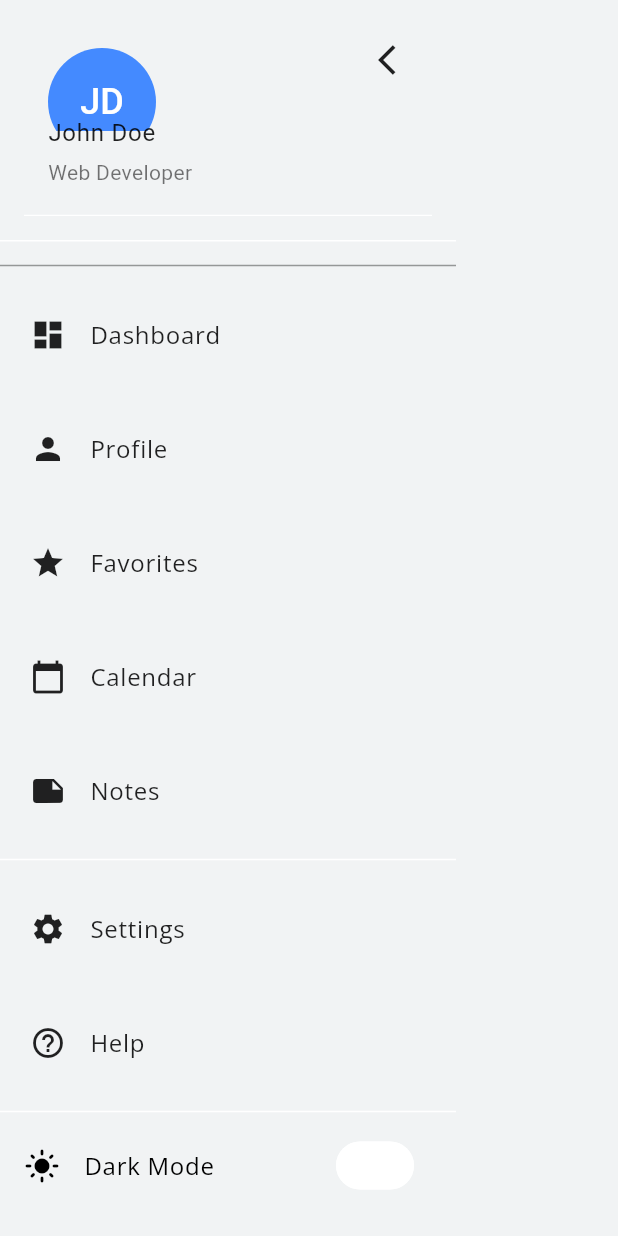
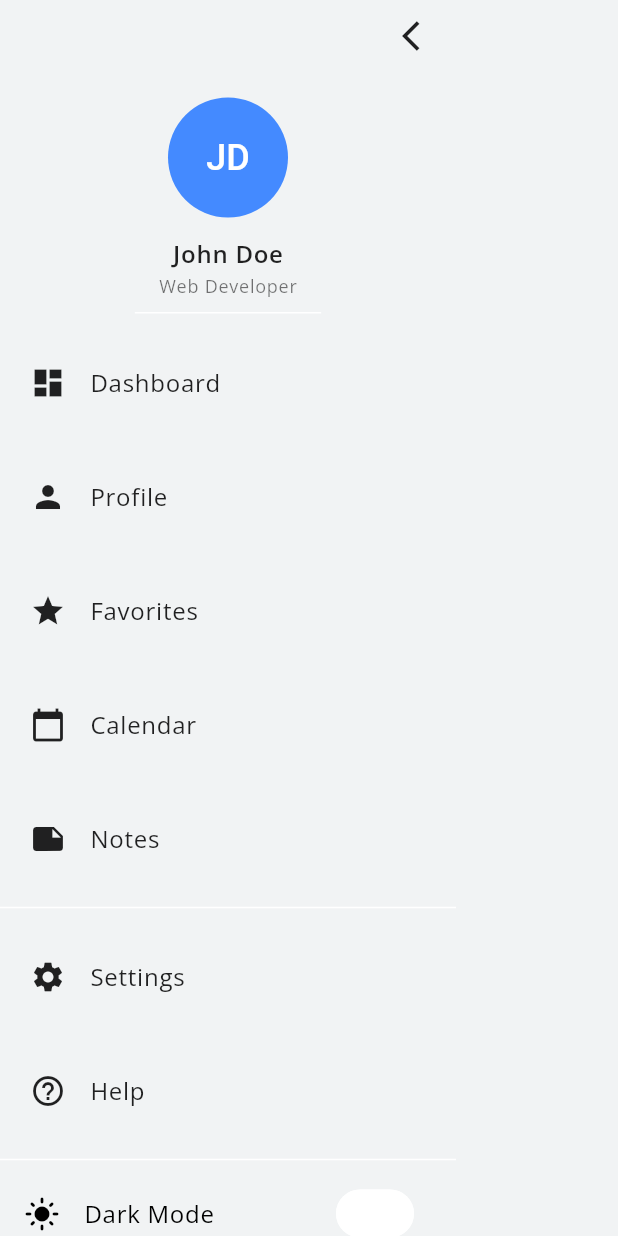
Before and after one commit to Abdirahmannor/task_manager_app, a Flutter app: the SidebarDrawer widget shown alone on an empty page, opened directly with empty values, on a phone screen of 412 x 824 dp. Run offline on Flutter 3.47's test engine with Material 3 defaults, Android fonts, the light colour scheme and no system bars; our stand-ins replace google_fonts, hive, hive_flutter, sqflite, table_calendar; missing offline and left inert: bitsdojo_window, window_manager; accounts and stored records are empty.

Commit message:
Version 3.1: Resolved overflow issue and centered sidebar content with scrollable layout

```diff
--- a/lib/ui/widgets/sidebar_drawer.dart
+++ b/lib/ui/widgets/sidebar_drawer.dart
@@ -13,8 +13,7 @@ class SidebarDrawer extends StatefulWidget {
 }
 
 class _SidebarDrawerState extends State<SidebarDrawer> {
-  bool isCollapsed =
-      false; // For handling the back arrow collapse functionality
+  bool isCollapsed = false;
 
   @override
   Widget build(BuildContext context) {
@@ -22,65 +21,18 @@ class _SidebarDrawerState extends State<SidebarDrawer> {
     final isDarkMode = Theme.of(context).brightness == Brightness.dark;
 
     return Drawer(
-      backgroundColor:
-          Theme.of(context).colorScheme.surface, // Unified background
+      backgroundColor: Theme.of(context).colorScheme.surface,
       child: Column(
-        crossAxisAlignment: CrossAxisAlignment.start,
         children: [
-          DrawerHeader(
-            decoration: BoxDecoration(
-              color: Theme.of(context)
-                  .colorScheme
-                  .surface, // Same background for the header
-            ),
-            child: Stack(
-              children: [
-                UserAccountsDrawerHeader(
-                  accountName: Text(
-                    'John Doe',
-                    style: TextStyle(
+          // Back Arrow Positioned at the Top-right corner
+          Align(
+            alignment: Alignment.topRight,
+            child: IconButton(
+              icon: Icon(
+                isCollapsed ? Icons.arrow_forward_ios : Icons.arrow_back_ios,
                 color: isDarkMode
                     ? Colors.white
-                            : Colors.black87), // Adapt to dark mode
-                  ),
-                  accountEmail: Text(
-                    'Web Developer',
-                    style: TextStyle(
-                        color: isDarkMode
-                            ? Colors.white70
-                            : Colors.black54), // Adapt to dark mode
-                  ),
-                  currentAccountPicture: CircleAvatar(
-                    backgroundColor:
-                        isDarkMode ? Colors.white : Colors.blueAccent,
-                    child: Text(
-                      'JD',
-                      style: TextStyle(
-                          fontSize: 24.0,
-                          color: isDarkMode
-                              ? Colors.black
-                              : Colors.white), // Adapt to dark mode
-                    ),
-                  ),
-                  decoration: BoxDecoration(
-                    color: Theme.of(context)
-                        .colorScheme
-                        .surface, // Ensure background matches the sidebar
-                  ),
-                ),
-
-                // Back Arrow Icon at the top-right
-                Positioned(
-                  top: 0,
-                  right: 0,
-                  child: IconButton(
-                    icon: Icon(
-                      isCollapsed
-                          ? Icons.arrow_forward_ios
-                          : Icons.arrow_back_ios, // Collapsible behavior
-                      color: isDarkMode
-                          ? Colors.white
-                          : Colors.black87, // Adapt icon color to dark mode
+                    : Colors.black87, // Adapt to dark mode
               ),
               onPressed: () {
                 setState(() {
@@ -89,44 +41,80 @@ class _SidebarDrawerState extends State<SidebarDrawer> {
               },
             ),
           ),
+
+          // Scrollable content to avoid overflow
+          Expanded(
+            child: SingleChildScrollView(
+              child: Column(
+                mainAxisAlignment:
+                    MainAxisAlignment.center, // Center everything vertically
+                children: [
+                  // Profile Section Centered
+                  DrawerHeader(
+                    decoration: BoxDecoration(
+                      color: Theme.of(context).colorScheme.surface,
+                    ),
+                    child: Column(
+                      mainAxisAlignment: MainAxisAlignment.center,
+                      children: [
+                        CircleAvatar(
+                          radius: 40,
+                          backgroundColor:
+                              isDarkMode ? Colors.white : Colors.blueAccent,
+                          child: Text(
+                            'JD',
+                            style: TextStyle(
+                              fontSize: 24.0,
+                              color: isDarkMode ? Colors.black : Colors.white,
+                            ),
+                          ),
+                        ),
+                        const SizedBox(height: 12),
+                        Text(
+                          'John Doe',
+                          style: TextStyle(
+                            color: isDarkMode ? Colors.white : Colors.black87,
+                            fontSize: 16,
+                            fontWeight: FontWeight.w600,
+                          ),
+                        ),
+                        Text(
+                          'Web Developer',
+                          style: TextStyle(
+                            color: isDarkMode ? Colors.white70 : Colors.black54,
+                            fontSize: 12,
+                          ),
+                        ),
                       ],
                     ),
                   ),
 
-          // Divider with improved visibility
-          Divider(
-            color: isDarkMode
-                ? Colors.white54
-                : Colors.black38, // More prominent divider in dark mode
-            thickness: 1, // Slightly thicker divider for better visibility
-          ),
-
-          // Navigation items...
-          Expanded(
-            child: ListView(
-              padding: EdgeInsets.zero,
+                  // Center the navigation items just like the profile
+                  Column(
+                    mainAxisAlignment: MainAxisAlignment.center, // Center items
                     children: [
                       _buildListTile(Icons.dashboard, 'Dashboard', 'Dashboard',
                           context, isDarkMode),
-                _buildListTile(
-                    Icons.person, 'Profile', 'Profile', context, isDarkMode),
-                _buildListTile(
-                    Icons.star, 'Favorites', 'Favorites', context, isDarkMode),
-                _buildListTile(Icons.calendar_today, 'Calendar', 'Calendar',
+                      _buildListTile(Icons.person, 'Profile', 'Profile',
                           context, isDarkMode),
+                      _buildListTile(Icons.star, 'Favorites', 'Favorites',
+                          context, isDarkMode),
+                      _buildListTile(Icons.calendar_today, 'Calendar',
+                          'Calendar', context, isDarkMode),
                       _buildListTile(
                           Icons.note, 'Notes', 'Notes', context, isDarkMode),
+                    ],
+                  ),
 
-                const Divider(), // Regular divider between navigation and settings/help
-
-                _buildListTile(Icons.settings, 'Settings', 'Settings', context,
-                    isDarkMode),
-                _buildListTile(
-                    Icons.help_outline, 'Help', 'Help', context, isDarkMode),
-
-                const Divider(), // Regular divider before dark mode toggle and logout
-
-                // Dark Mode Toggle
+                  // Bottom section remains scrollable as well
+                  Column(
+                    children: [
+                      const Divider(),
+                      _buildListTile(Icons.settings, 'Settings', 'Settings',
+                          context, isDarkMode),
+                      _buildListTile(Icons.help_outline, 'Help', 'Help',
+                          context, isDarkMode),
+                      const Divider(),
                       SwitchListTile(
                         title: const Text("Dark Mode"),
                         secondary: Icon(
@@ -139,11 +127,12 @@ class _SidebarDrawerState extends State<SidebarDrawer> {
                           themeManager.toggleTheme();
                         },
                       ),
-
-                // Logout button at the bottom
-                _buildListTile(
-                    Icons.logout, 'Logout', 'Logout', context, isDarkMode),
+                      _buildListTile(Icons.logout, 'Logout', 'Logout', context,
+                          isDarkMode),
                     ],
+                  ),
+                ],
+              ),
             ),
           ),
         ],
@@ -165,13 +154,10 @@ class _SidebarDrawerState extends State<SidebarDrawer> {
         title,
         style: TextStyle(
           fontSize: 16,
-          color: isDarkMode
-              ? Colors.white
-              : Colors.black87, // Text color adapted to dark mode
+          color: isDarkMode ? Colors.white : Colors.black87,
         ),
       ),
-      onTap: () =>
-          widget.onPageSelected(page), // Trigger page selection callback
+      onTap: () => widget.onPageSelected(page),
     );
   }
 }
```
Lines whose indentation alone changed are shown as unchanged.
